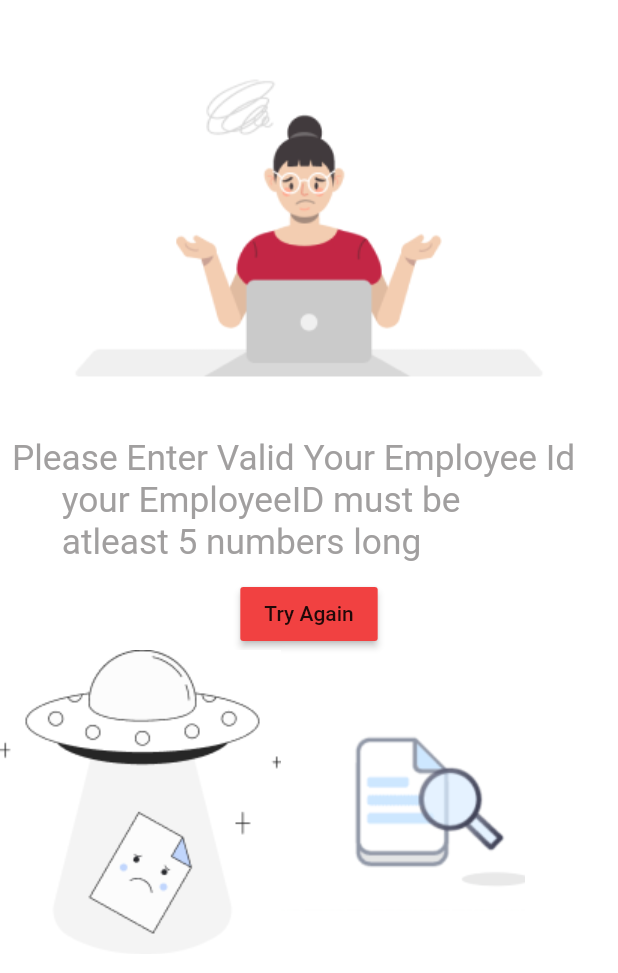
After one commit to op0318/ats_beta, a Flutter app: the valid screen opened directly, on a phone screen of 412 x 824 dp. The commit adds this screen. Shown: the top 973 px of the screen. Run offline on Flutter 3.47's test engine with Material 2 defaults, Android fonts, the phone set to English and light mode, and no system bars; our stand-ins replace smooth_page_indicator.

Commit message:
Error screen & image

```diff
--- /dev/null
+++ b/lib/Screens/Vaildcheck.dart
@@ -0,0 +1,35 @@
+import 'package:flutter/material.dart';
+
+class valid extends StatelessWidget {
+  const valid({Key? key}) : super(key: key);
+
+  @override
+  Widget build(BuildContext context) {
+    double Height = MediaQuery.of(context).size.height;
+    double Width = MediaQuery.of(context).size.width;
+    return Scaffold(
+      backgroundColor: const Color(0xffffffff),
+      body: Column(
+        children:  [
+          const Image(image: AssetImage('assets/images/page4(1).png')),
+          Padding(
+            padding:  EdgeInsets.only(right: Width/20),
+            child: Text('Please Enter Valid Your Employee Id', style:TextStyle(color: const Color(0xffA19F9F), fontSize:Height/35, fontWeight:FontWeight.normal )),
+          ),
+          Padding(
+            padding: EdgeInsets.only(right: Width/10, left: Width/10),
+            child:  Text('your EmployeeID must be atleast 5 numbers long', style: TextStyle(color: const Color(0xffA19F9F),fontSize:Height/35, fontWeight:FontWeight.normal),),
+          ),
+          SizedBox(height :Height/80),
+          RaisedButton(onPressed: (){},color: const Color(0xfff14141),
+            child:  const Text('Try Again'),),
+          Row(
+            children:   [
+              const Image(image: AssetImage('assets/images/page4(2).png')),
+              const Image(image: AssetImage('assets/images/page4(3).png')),
+          ],)
+        ],
+      ),
+    );
+  }
+}
--- a/lib/main.dart
+++ b/lib/main.dart
@@ -1,6 +1,7 @@
 
 
 import 'package:ats_beta/Screens/Splashscreen.dart';
+import 'package:ats_beta/Screens/Vaildcheck.dart';
 import 'package:ats_beta/Screens/login.dart';
 import 'package:flutter/material.dart';
 
@@ -13,9 +14,10 @@ class MyHome extends StatelessWidget {
 
   @override
   Widget build(BuildContext context) {
-    return MaterialApp(
+    return const MaterialApp(
     //  home: statemanagement(),
       home: splashscreen(),
+     // home:valid(),
     );
   }
 }
--- a/pubspec.yaml
+++ b/pubspec.yaml
@@ -36,6 +36,7 @@ dependencies:
   # The following adds the Cupertino Icons font to your application.
   # Use with the CupertinoIcons class for iOS style icons.
   cupertino_icons: ^1.0.2
+  smooth_page_indicator: ^1.0.1
 
 dev_dependencies:
   flutter_test:
```
Also changed, not shown: lib/Screens/Homescreen.dart (+18 -1 lines), assets/images/page4(1).png (added), assets/images/page4(2).png (added), assets/images/page4(3).png (added), pubspec.lock.
